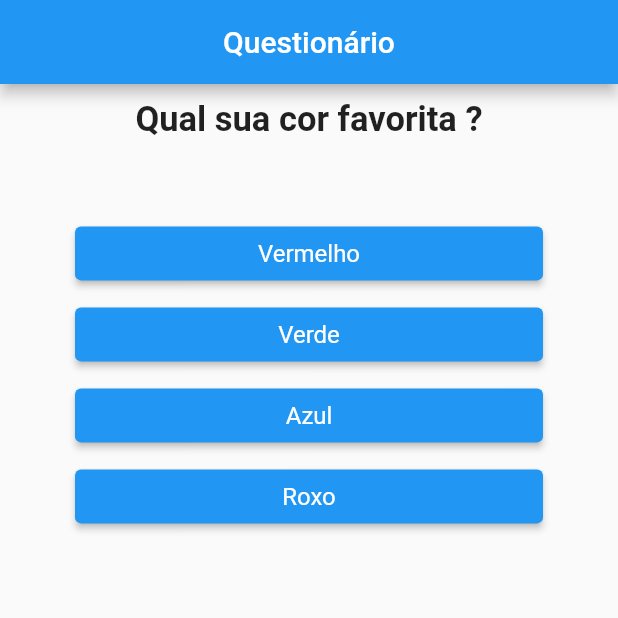
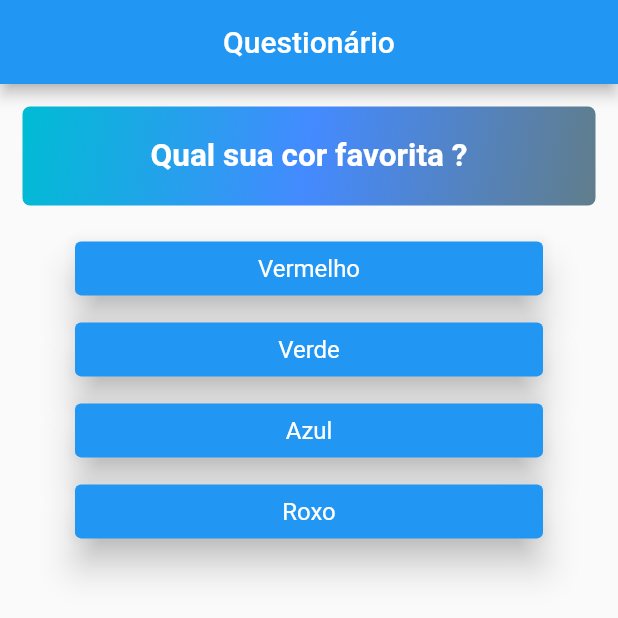
Before and after one commit to eduwalkerbr/questionario_avaliativo, a Flutter app: the screen it shows after launch, on a phone screen of 412 x 824 dp, the top half of it. Run offline on Flutter 3.47's test engine with Material 2 defaults, Android fonts, the phone set to English and light mode, and no system bars.

Commit message:
Aplicação Questionário Avaliativo Implementações: - Realizadas atualizações na estrutura com a divisão da aplicação em mais widgets, separando questionário, resulta e os implementando a um widget de conteúdo. - Ajustes de aparência no questionário.

```diff
--- a/lib/components/questao.dart
+++ /dev/null
@@ -1,24 +0,0 @@
-import 'package:flutter/material.dart';
-
-class Questao extends StatelessWidget {
-  final String descricao;
-
-  const Questao({required this.descricao});
-
-  @override
-  Widget build(BuildContext context) {
-    return Container(
-      width: double.infinity,
-      height: MediaQuery.of(context).size.height * 0.08,
-      margin: const EdgeInsets.all(10),
-      child: Text(
-        descricao,
-        style: const TextStyle(
-          fontSize: 23,
-          fontWeight: FontWeight.bold,
-        ),
-        textAlign: TextAlign.center,
-      ),
-    );
-  }
-}
--- /dev/null
+++ b/lib/components/questionario/questao.dart
@@ -0,0 +1,43 @@
+import 'package:flutter/material.dart';
+
+class Questao extends StatelessWidget {
+  final String descricao;
+
+  const Questao({required this.descricao});
+
+  @override
+  Widget build(BuildContext context) {
+    return Container(
+      //Pega o tamanho total disponível
+      width: double.infinity,
+      //Utiliza 80% do tamanho disponível da mídia
+      height: MediaQuery.of(context).size.height * 0.08,
+      //Adiciona margin em todas as direções
+      margin: const EdgeInsets.all(15),
+      alignment: Alignment.center,
+      decoration: BoxDecoration(
+        //Borda arredondada com raio de 10
+        borderRadius: BorderRadius.circular(5),
+        //Gradiente da superior esqueda a inferior direita
+        gradient: const LinearGradient(
+          begin: Alignment.topLeft,
+          end: Alignment.bottomRight,
+          colors: [
+            Colors.cyan,
+            Colors.blueAccent,
+            Colors.blueGrey,
+          ],
+        ),
+      ),
+      child: Text(
+        descricao,
+        //Estilos do texto
+        style: const TextStyle(
+          fontSize: 21,
+          fontWeight: FontWeight.bold,
+          color: Colors.white,
+        ),
+      ),
+    );
+  }
+}
--- a/lib/components/questionario.dart
+++ b/lib/components/questionario/questionario.dart
@@ -1,8 +1,8 @@
 import 'package:flutter/material.dart';
-import 'package:questionario_avaliativo/components/questao.dart';
-import 'package:questionario_avaliativo/components/resposta.dart';
+import 'package:questionario_avaliativo/components/questionario/questao.dart';
+import 'package:questionario_avaliativo/components/questionario/resposta_button.dart';
 
-import '../model/questions_list.dart';
+import '../../model/questions_list.dart';
 
 class Questionario extends StatelessWidget {
   final int questSel;
@@ -15,7 +15,9 @@ class Questionario extends StatelessWidget {
 
   @override
   Widget build(BuildContext context) {
+    //Map das questões, com suas resposta e notas
     final perguntas = Questions_list.getQuestionList();
+    //Obtém um map expecíficos das respostas e notas
     List<Map<String, Object>> respList =
         perguntas[questSel].cast()['respostas'];
 
@@ -24,8 +26,9 @@ class Questionario extends StatelessWidget {
         Questao(
           descricao: perguntas[questSel]['questao'].toString(),
         ),
+        //Converte a lista de resposta no Widget Resposta
         ...respList
-            .map((resp) => Resposta(
+            .map((resp) => RespostaButton(
                   descricao: resp['conteudo'].toString(),
                   funcao: () => responder(int.parse(resp['nota'].toString())),
                 ))
--- a/lib/components/reiniciar.dart
+++ b/lib/components/questionario/resposta_button.dart
@@ -1,27 +1,34 @@
 import 'package:flutter/material.dart';
 
-class Reiniciar extends StatelessWidget {
+class RespostaButton extends StatelessWidget {
   final String descricao;
-  void Function()? funcao;
+  final void Function() funcao;
 
-  Reiniciar({
+  const RespostaButton({
     required this.descricao,
-    this.funcao,
+    required this.funcao,
   });
 
   @override
   Widget build(BuildContext context) {
     return Container(
+      //Ocupa todo o espaçamento
       width: double.infinity,
-      margin: const EdgeInsets.all(50),
+      //Adiciona margens específicas
+      margin: const EdgeInsets.fromLTRB(50, 3, 50, 3),
+      //Botão para Reiniciar Questionário
       child: ElevatedButton(
+        //Estilo do botão
         style: ElevatedButton.styleFrom(
-          primary: Colors.blue[900],
+          primary: Colors.blue,
+          elevation: 10,
+          //Estilo do texto do botão
           textStyle: const TextStyle(
             color: Colors.white,
             fontSize: 16,
           ),
         ),
+        //Função e Texto do Botão
         onPressed: funcao,
         child: Text(descricao),
       ),
--- a/lib/components/resposta.dart
+++ b/lib/components/resultado/reiniciar_button.dart
@@ -1,28 +1,36 @@
 import 'package:flutter/material.dart';
 
-class Resposta extends StatelessWidget {
+class ReiniciarButton extends StatelessWidget {
   final String descricao;
-  final void Function() funcao;
+  void Function()? funcao;
 
-  const Resposta({
+  ReiniciarButton({
     required this.descricao,
-    required this.funcao,
+    this.funcao,
   });
 
   @override
   Widget build(BuildContext context) {
     return Container(
+      //Ocupa todo o espaçamento
       width: double.infinity,
-      margin: const EdgeInsets.fromLTRB(50, 3, 50, 3),
+      //Adiciona margem em todas as direções
+      margin: const EdgeInsets.all(50),
+      //Criar o botão de reiniciar
       child: ElevatedButton(
+        //Estilo do botão
         style: ElevatedButton.styleFrom(
+          elevation: 10,
           primary: Colors.blue,
+          //Estilo do texto do botão
           textStyle: const TextStyle(
             color: Colors.white,
             fontSize: 16,
           ),
         ),
+        //Função ao pressionaro botão
         onPressed: funcao,
+        //Texto do botão
         child: Text(descricao),
       ),
     );
--- a/lib/model/questions_list.dart
+++ b/lib/model/questions_list.dart
@@ -1,6 +1,6 @@
-// ignore: camel_case_types
+// Classe de objetos a serem utilizados na aplicação
 class Questions_list {
-  // ignore: non_constant_identifier_names
+  // Map contendo a questao, e outro map das respostas / nota
   static var question_list = [
     {
       'questao': "Qual sua cor favorita ?",
@@ -17,11 +17,11 @@ class Questions_list {
         {'conteudo': 'Cachorro', 'nota': 7},
         {'conteudo': 'Gato', 'nota': 5},
         {'conteudo': 'Cavalo', 'nota': 3},
-        {'conteudo': 'Peixe', 'nota': 9},
+        {'conteudo': 'Peixe', 'nota': 10},
       ],
     },
     {
-      'questao': "Qual sua local de Viagem favorito ?",
+      'questao': "Qual sua local de Viagem de férias favorito ?",
       'respostas': [
         {'conteudo': 'Praia', 'nota': 10},
         {'conteudo': 'Sítio', 'nota': 8},
@@ -49,10 +49,16 @@ class Questions_list {
     }
   ];
 
+  /**
+   * Método que retorna o Map das questões
+   */
   static List<Map<String, Object>> getQuestionList() {
     return question_list;
   }
 
+  /**
+  * Método que retorna o tamanho da lista
+  */
   static int getLengthList() {
     return question_list.length;
   }
```
Also changed, not shown: lib/components/conteudo.dart (+12 -2 lines), lib/components/resultado/mensagem_result.dart (added, +34 -0 lines), lib/components/resultado/resultado.dart (renamed from lib/components/resultado.dart, +13 -29 lines).
